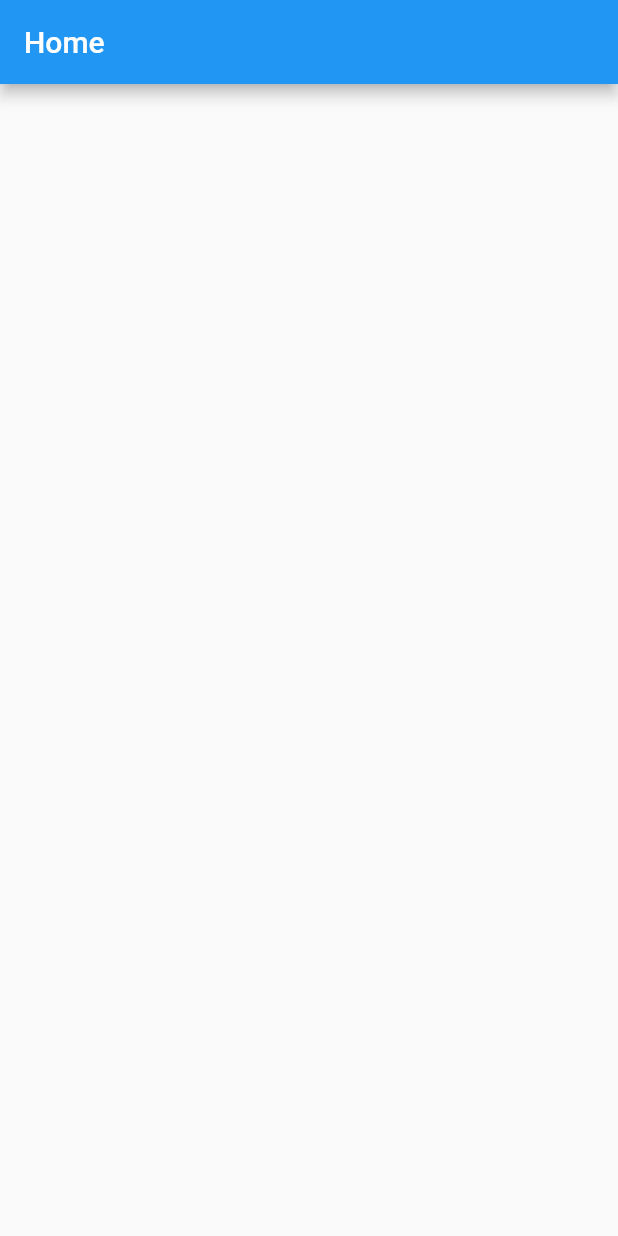
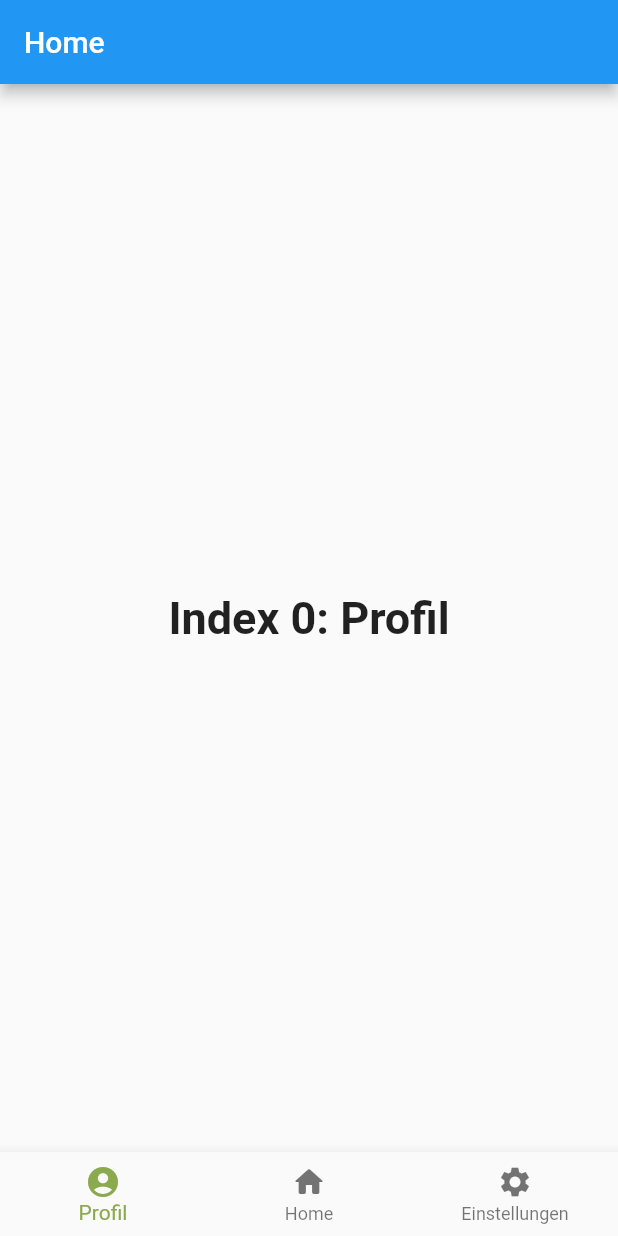
Before and after one commit to patrickfelschen/bodenanalyse, a Flutter app: the screen it shows after launch, on a phone screen of 412 x 824 dp. Run offline on Flutter 3.47's test engine with Material 2 defaults, Android fonts, the phone set to English and light mode, and no system bars; generated files the repository leaves out were written again.

Commit message:
FieldListWidget + HomeScreen Navigation

```diff
--- a/lib/src/screens/home_screen.dart
+++ b/lib/src/screens/home_screen.dart
@@ -1,3 +1,5 @@
+import 'package:bodenanalyse/src/widgets/field_list_widget.dart';
+import 'package:flutter/cupertino.dart';
 import 'package:flutter/material.dart';
 
 class HomeScreen extends StatefulWidget {
@@ -10,12 +12,55 @@ class HomeScreen extends StatefulWidget {
 }
 
 class _HomeScreenState extends State<HomeScreen> {
+  int _selectedIndex = 0;
+  static const TextStyle optionStyle =
+      TextStyle(fontSize: 30, fontWeight: FontWeight.bold);
+  static const List<Widget> _widgetOptions = <Widget>[
+    Text(
+      'Index 0: Profil',
+      style: optionStyle,
+    ),
+    FieldListWidget(),
+    Text(
+      'Index 2: Einstellungen',
+      style: optionStyle,
+    ),
+  ];
+
+  void _onItemTapped(int index) {
+    setState(() {
+      _selectedIndex = index;
+    });
+  }
+
   @override
   Widget build(BuildContext context) {
     return Scaffold(
       appBar: AppBar(
         title: Text("Home"),
       ),
+      body: Center(
+        child: _widgetOptions.elementAt(_selectedIndex),
+      ),
+      bottomNavigationBar: BottomNavigationBar(
+        items: const <BottomNavigationBarItem>[
+          BottomNavigationBarItem(
+            icon: Icon(Icons.account_circle),
+            label: 'Profil',
+          ),
+          BottomNavigationBarItem(
+            icon: Icon(Icons.home_rounded),
+            label: 'Home',
+          ),
+          BottomNavigationBarItem(
+            icon: Icon(Icons.settings),
+            label: 'Einstellungen',
+          )
+        ],
+        currentIndex: _selectedIndex,
+        selectedItemColor: const Color.fromRGBO(139, 169, 77, 100),
+        onTap: _onItemTapped,
+      ),
     );
   }
 }
```
Also changed, not shown: lib/src/widgets/field_list_widget.dart (added, +40 -0 lines).
